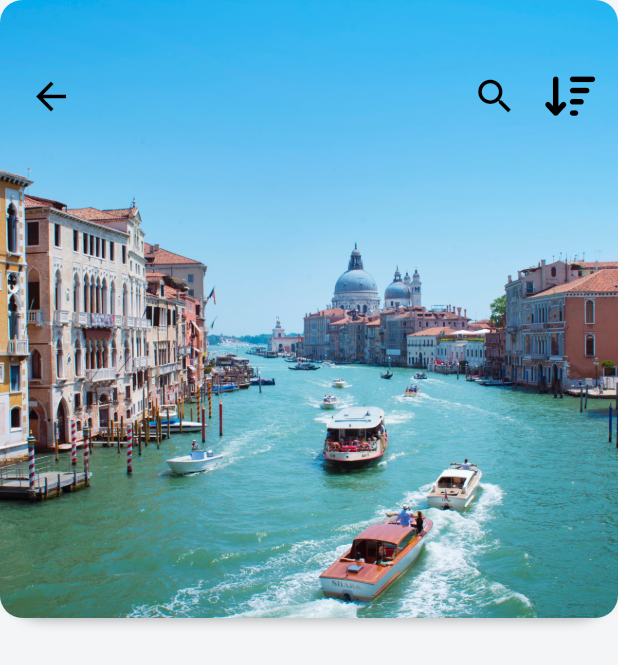
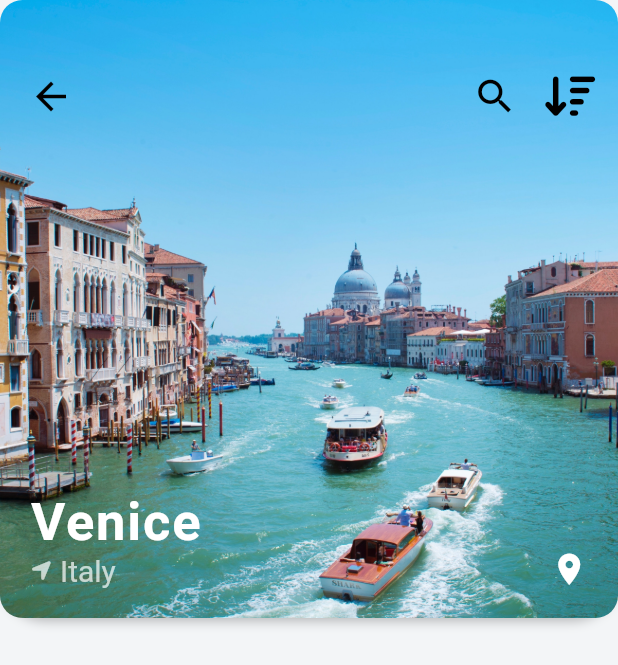
Before and after one commit to BerPGR/flutter-travel-ui, a Flutter app: the screen it shows after launch, after a tap on an icon or button, on a phone screen of 412 x 824 dp. Shown: the top 665 px of the screen. Run offline on Flutter 3.47's test engine with Material 2 defaults, Android fonts, the phone set to English and light mode, and no system bars; our stand-ins replace font_awesome_flutter; network calls fail.

Commit message:
Destination screen image stack

```diff
--- a/lib/screens/destination_screen.dart
+++ b/lib/screens/destination_screen.dart
@@ -67,7 +67,46 @@ class _DestinationsScreenState extends State<DestinationsScreen> {
                   )
                 ],
               ),
-            )
+            ),
+            Positioned(
+              left: 20,
+              bottom: 20,
+              child: Column(
+                crossAxisAlignment: CrossAxisAlignment.start,
+                children: [
+                  Text(widget.destination.city,
+                      style: TextStyle(
+                          color: Colors.white,
+                          fontSize: 35,
+                          fontWeight: FontWeight.w600,
+                          letterSpacing: 1.2)),
+                  Row(
+                    children: [
+                      Icon(
+                        FontAwesomeIcons.locationArrow,
+                        size: 15,
+                        color: Colors.white70,
+                      ),
+                      SizedBox(
+                        width: 5,
+                      ),
+                      Text(
+                        widget.destination.country,
+                        style: TextStyle(color: Colors.white70, fontSize: 20),
+                      ),
+                    ],
+                  )
+                ],
+              ),
+            ),
+            Positioned(
+                right: 20,
+                bottom: 20,
+                child: Icon(
+                  Icons.location_on,
+                  color: Colors.white,
+                  size: 25,
+                )),
           ],
         )
       ]),
```
